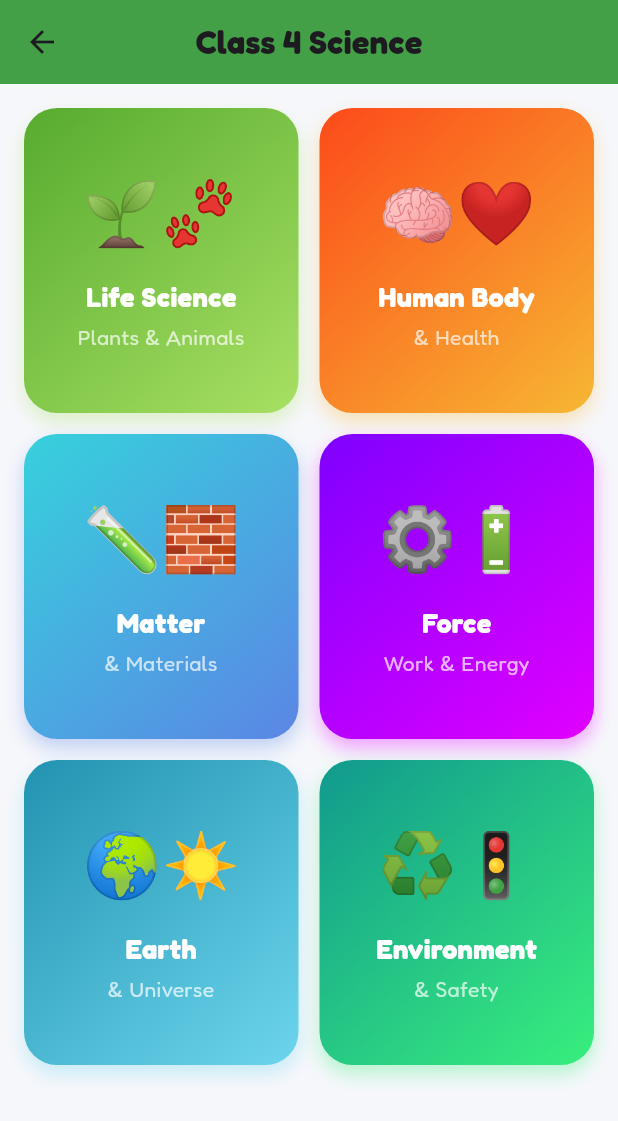
After one commit to argadenil/zinzy, a Flutter app: the ScienceScreen screen opened directly, on a phone screen of 412 x 824 dp. The commit adds this screen. Shown: the top 1121 px of the screen. Run offline on Flutter 3.47's test engine with Material 3 defaults, Android fonts, the phone set to English and light mode, and no system bars; our stand-ins replace audioplayers, camera, confetti, flutter_tts, google_fonts, lottie and 2 more; missing offline and left inert: flutter_3d_controller, hand_landmarker.

Commit message:
science screen added

```diff
--- a/lib/screens/home.dart
+++ b/lib/screens/home.dart
@@ -4,6 +4,7 @@ import 'package:zinzy/screens/alphabet/alphabetScreen.dart';
 import 'package:zinzy/screens/animals/animalScreen.dart';
 import 'package:zinzy/screens/colors/colorsScreen.dart';
 import 'package:zinzy/screens/numbers/numebersScreen.dart';
+import 'package:zinzy/screens/science/science_screen.dart';
 import 'package:zinzy/screens/shapes/shapesScreen.dart';
 import 'package:zinzy/widgets/card.dart';
 import 'package:zinzy/widgets/horizontalCard.dart';
@@ -115,7 +116,7 @@ class _HomeScreenState extends State<HomeScreen> {
                             "label": "Science",
                             "img": "assets/images/science.webp",
                             "bg": const Color(0xfffda503),
-                            "route": const Alphabet(),
+                            "route": const ScienceScreen(),
                           },
                           {
                             "label": "Games",
--- /dev/null
+++ b/lib/screens/science/science_screen.dart
@@ -0,0 +1,142 @@
+import 'package:flutter/material.dart';
+
+class ScienceScreen extends StatelessWidget {
+  const ScienceScreen({super.key});
+
+  @override
+  Widget build(BuildContext context) {
+    return Scaffold(
+      backgroundColor: const Color(0xFFF6F7FB),
+      appBar: AppBar(
+        title: const Text(
+          "Class 4 Science",
+          style: TextStyle(fontWeight: FontWeight.bold),
+        ),
+        centerTitle: true,
+        backgroundColor: Colors.green.shade600,
+      ),
+      body: Padding(
+        padding: const EdgeInsets.all(16),
+        child: GridView.count(
+          crossAxisCount: 2,
+          crossAxisSpacing: 14,
+          mainAxisSpacing: 14,
+          childAspectRatio: 0.9,
+          children: const [
+            UnitCard(
+              title: "Life Science",
+              subtitle: "Plants & Animals",
+              icon: "🌱🐾",
+              colors: [Color(0xFF56AB2F), Color(0xFFA8E063)],
+            ),
+            UnitCard(
+              title: "Human Body",
+              subtitle: "& Health",
+              icon: "🧠❤️",
+              colors: [Color(0xFFFC4A1A), Color(0xFFF7B733)],
+            ),
+            UnitCard(
+              title: "Matter",
+              subtitle: "& Materials",
+              icon: "🧪🧱",
+              colors: [Color(0xFF36D1DC), Color(0xFF5B86E5)],
+            ),
+            UnitCard(
+              title: "Force",
+              subtitle: "Work & Energy",
+              icon: "⚙️🔋",
+              colors: [Color(0xFF7F00FF), Color(0xFFE100FF)],
+            ),
+            UnitCard(
+              title: "Earth",
+              subtitle: "& Universe",
+              icon: "🌍☀️",
+              colors: [Color(0xFF2193B0), Color(0xFF6DD5ED)],
+            ),
+            UnitCard(
+              title: "Environment",
+              subtitle: "& Safety",
+              icon: "♻️🚦",
+              colors: [Color(0xFF11998E), Color(0xFF38EF7D)],
+            ),
+          ],
+        ),
+      ),
+    );
+  }
+}
+
+/// --------------------------------------------------
+/// 🔹 UNIT CARD WIDGET
+/// --------------------------------------------------
+class UnitCard extends StatelessWidget {
+  final String title;
+  final String subtitle;
+  final String icon;
+  final List<Color> colors;
+
+  const UnitCard({
+    super.key,
+    required this.title,
+    required this.subtitle,
+    required this.icon,
+    required this.colors,
+  });
+
+  @override
+  Widget build(BuildContext context) {
+    return GestureDetector(
+      onTap: () {
+        // TODO: Navigate to unit detail screen
+      },
+      child: Container(
+        decoration: BoxDecoration(
+          gradient: LinearGradient(
+            colors: colors,
+            begin: Alignment.topLeft,
+            end: Alignment.bottomRight,
+          ),
+          borderRadius: BorderRadius.circular(22),
+          boxShadow: [
+            BoxShadow(
+              color: colors.last.withOpacity(0.35),
+              blurRadius: 10,
+              offset: const Offset(0, 6),
+            ),
+          ],
+        ),
+        child: Padding(
+          padding: const EdgeInsets.all(16),
+          child: Column(
+            mainAxisAlignment: MainAxisAlignment.center,
+            children: [
+              Text(
+                icon,
+                style: const TextStyle(fontSize: 42),
+              ),
+              const SizedBox(height: 12),
+              Text(
+                title,
+                textAlign: TextAlign.center,
+                style: const TextStyle(
+                  fontSize: 18,
+                  fontWeight: FontWeight.bold,
+                  color: Colors.white,
+                ),
+              ),
+              const SizedBox(height: 4),
+              Text(
+                subtitle,
+                textAlign: TextAlign.center,
+                style: const TextStyle(
+                  fontSize: 14,
+                  color: Colors.white70,
+                ),
+              ),
+            ],
+          ),
+        ),
+      ),
+    );
+  }
+}
```
